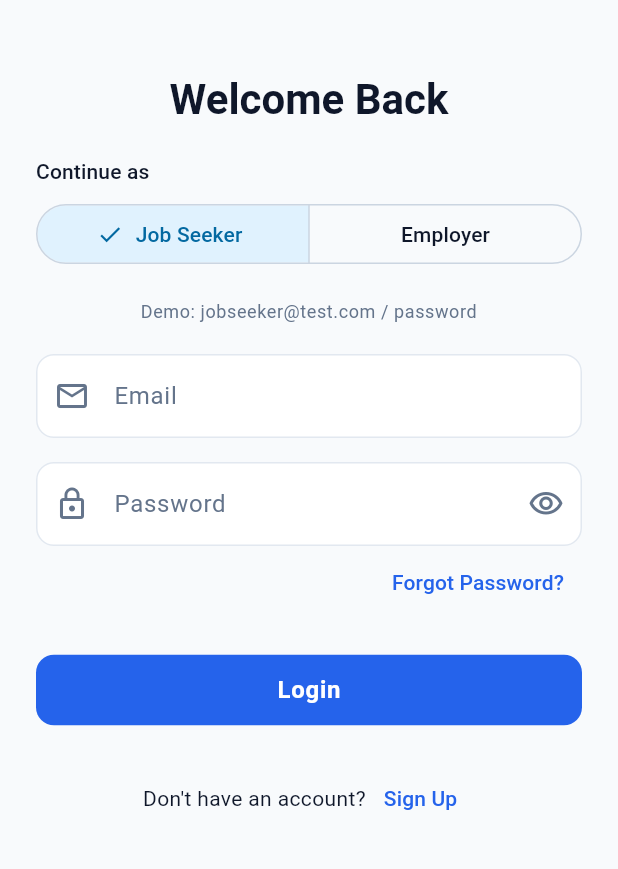
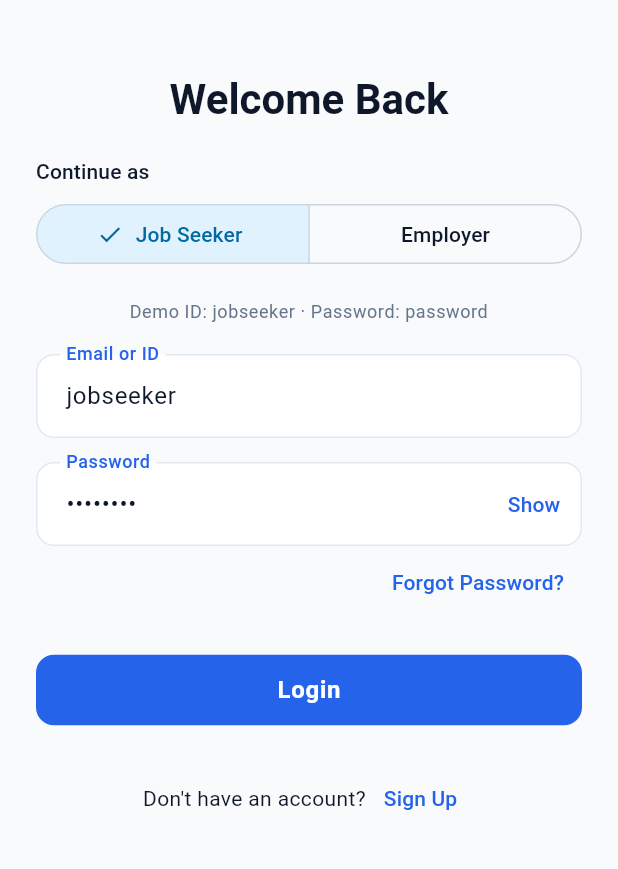
Before and after one commit to Parul5795/local-jobs-mobile, a Flutter app: the screen it shows after launch, on a phone screen of 412 x 824 dp, the part 318-1187 px from its top. Run offline on Flutter 3.47's test engine with Material 3 defaults, Android fonts, the phone set to English and light mode, and no system bars; our stand-ins replace dio, equatable, flutter_riverpod, flutter_secure_storage, go_router, logger.

Commit message:
fix icons

```diff
--- a/lib/features/auth/data/auth_api_service.dart
+++ b/lib/features/auth/data/auth_api_service.dart
@@ -29,7 +29,9 @@ class AuthApiServiceImpl implements AuthApiService {
     final expectedEmail = role == 'Employer'
         ? 'employer@test.com'
         : 'jobseeker@test.com';
-    if (request.email.trim().toLowerCase() == expectedEmail &&
+    final expectedId = role == 'Employer' ? 'employer' : 'jobseeker';
+    final loginId = request.email.trim().toLowerCase();
+    if ((loginId == expectedEmail || loginId == expectedId) &&
         request.password == 'password') {
       return ApiResponse.success(
         AuthResponse(
@@ -37,7 +39,7 @@ class AuthApiServiceImpl implements AuthApiService {
           refreshToken: '',
           user: UserModel(
             id: role == 'Employer' ? 'mock-employer' : 'mock-job-seeker',
-            email: request.email,
+            email: expectedEmail,
             fullName: role == 'Employer' ? 'Demo Employer' : 'Demo Job Seeker',
             phone: '1234567890',
             role: role,
--- a/lib/features/auth/screens/login_screen.dart
+++ b/lib/features/auth/screens/login_screen.dart
@@ -24,6 +24,13 @@ class _LoginScreenState extends ConsumerState<LoginScreen> {
   final _passwordController = TextEditingController();
   bool _obscurePassword = true;
   String _selectedRole = 'JobSeeker';
+
+  @override
+  void initState() {
+    super.initState();
+    _emailController.text = 'jobseeker';
+    _passwordController.text = 'password';
+  }
 
   @override
   void dispose() {
@@ -87,42 +94,40 @@ class _LoginScreenState extends ConsumerState<LoginScreen> {
                       onChanged: (role) => setState(() {
                         _selectedRole = role;
                         _emailController.text = role == 'Employer'
-                            ? 'employer@test.com'
-                            : 'jobseeker@test.com';
-                        _passwordController.clear();
+                            ? 'employer'
+                            : 'jobseeker';
+                        _passwordController.text = 'password';
                       }),
                     ),
                     const SizedBox(height: 20),
                     Text(
-                      'Demo: ${_selectedRole == 'Employer' ? 'employer' : 'jobseeker'}@test.com / password',
+                      'Demo ID: ${_selectedRole == 'Employer' ? 'employer' : 'jobseeker'} · Password: password',
                       style: Theme.of(context).textTheme.bodySmall,
                       textAlign: TextAlign.center,
                     ),
                     const SizedBox(height: 20),
                     AppTextField(
-                      label: 'Email',
+                      label: 'Email or ID',
                       controller: _emailController,
                       keyboardType: TextInputType.emailAddress,
-                      prefixIcon: const Icon(Icons.email_outlined),
-                      validator: Validators.validateEmail,
+                      validator: (value) {
+                        final id = _selectedRole == 'Employer'
+                            ? 'employer'
+                            : 'jobseeker';
+                        if (value?.trim().toLowerCase() == id) return null;
+                        return Validators.validateEmail(value);
+                      },
                     ),
                     const SizedBox(height: 16),
                     AppTextField(
                       label: 'Password',
                       controller: _passwordController,
                       obscureText: _obscurePassword,
-                      prefixIcon: const Icon(Icons.lock_outline),
-                      suffixIcon: IconButton(
-                        icon: Icon(
-                          _obscurePassword
-                              ? Icons.visibility_outlined
-                              : Icons.visibility_off_outlined,
-                        ),
-                        onPressed: () {
-                          setState(() {
-                            _obscurePassword = !_obscurePassword;
-                          });
-                        },
+                      suffixIcon: TextButton(
+                        onPressed: () => setState(() {
+                          _obscurePassword = !_obscurePassword;
+                        }),
+                        child: Text(_obscurePassword ? 'Show' : 'Hide'),
                       ),
                       validator: Validators.validatePassword,
                       onSubmitted: (_) => _login(),
```
Also changed, not shown: 1 other file.
